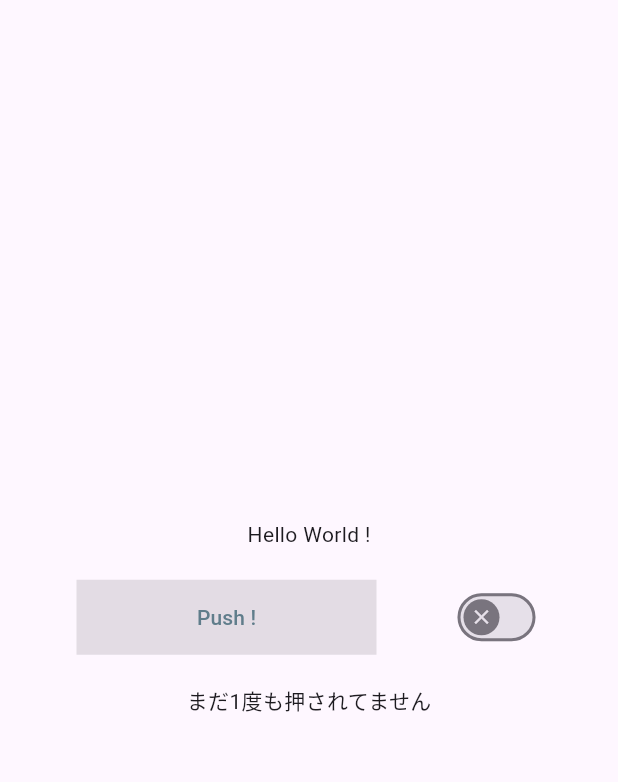
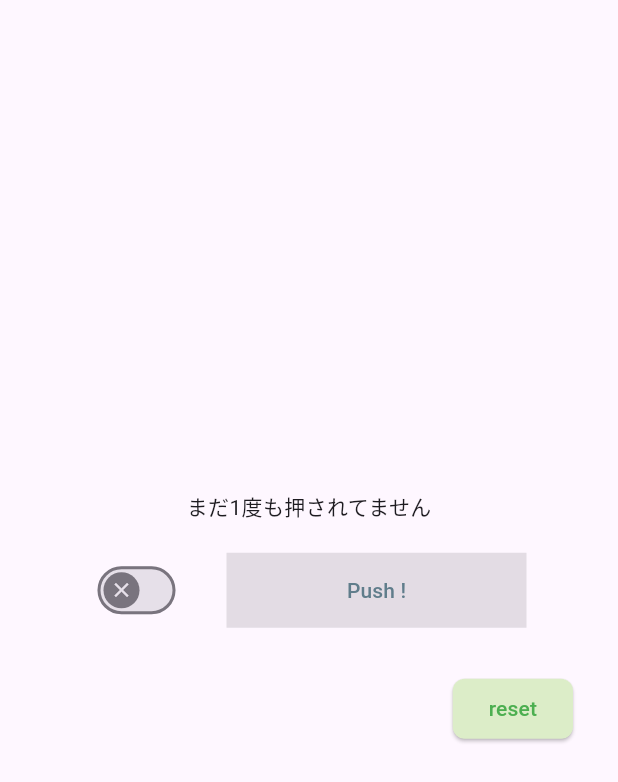
Before and after one commit to PLE-Eguchi/06_flutter, a Flutter app: the screen it shows after launch, on a phone screen of 412 x 824 dp. Shown: the top 782 px of the screen. Run offline on Flutter 3.47's test engine with Material 3 defaults, Android fonts, the phone set to English and light mode, and no system bars.

Commit message:
resetボタン追加/位置調整

```diff
--- a/p006/lib/main.dart
+++ b/p006/lib/main.dart
@@ -28,6 +28,7 @@ class MyDisp extends StatefulWidget {
   State<MyDisp> createState() => _MyDispState();
 }
 
+// メインの表示内容設定
 class _MyDispState extends State<MyDisp> {
   String testStatement = 'まだ1度も押されてません';
   int pressedCnt = 0;
@@ -35,25 +36,12 @@ class _MyDispState extends State<MyDisp> {
 
   @override
   Widget build(BuildContext context) {
-    return Column(
-      mainAxisAlignment: MainAxisAlignment.center,
-      children: [
-        const Text('Hello World !'),
+    return Column(mainAxisAlignment: MainAxisAlignment.center, children: [
+      Text(testStatement),
       const SizedBox(height: 20),
       Row(
         mainAxisAlignment: MainAxisAlignment.center,
         children: [
-            MyButton(
-              onPressed: !setOn
-                  ? null
-                  : () {
-                      setState(() {
-                        pressedCnt++;
-                        testStatement = "$pressedCnt 回押されました";
-                      });
-                    },
-            ),
-            const SizedBox(width: 50),
           MySwitch(
             switchValue: setOn,
             onChanged: (bool newValue) {
@@ -61,25 +49,55 @@ class _MyDispState extends State<MyDisp> {
                 setOn = newValue;
               });
             },
-            )
+          ),
+          const SizedBox(width: 30),
+          MyButton(
+            isEnable: setOn,
+            onPressed: () {
+              setState(() {
+                pressedCnt++;
+                testStatement = "$pressedCnt 回押されました";
+              });
+            },
+          ),
         ],
       ),
-        const SizedBox(height: 20),
-        Text(testStatement),
-      ],
-    );
+      const SizedBox(height: 30),
+      Align(
+          alignment: Alignment.centerRight,
+          child: Padding(
+              padding: const EdgeInsets.only(right: 30),
+              child: ElevatedButton(
+                onPressed: () {
+                  pressedCnt = 0;
+                  setState(() {
+                    testStatement = "カウンタをリセットしました";
+                  });
+                },
+                style: ElevatedButton.styleFrom(
+                  backgroundColor: Colors.lightGreen[100], // 背景色
+                  foregroundColor: Colors.green, // 文字色
+                  shape: RoundedRectangleBorder(
+                    borderRadius: BorderRadius.circular(8), // 角丸
+                  ),
+                ),
+                child: const Text('reset'),
+              )))
+    ]);
   }
 }
 
+// コマンドボタンのクラス定義
 class MyButton extends StatelessWidget {
-  final VoidCallback? onPressed;
+  final bool isEnable;
+  final VoidCallback onPressed;
 
-  const MyButton({super.key, required this.onPressed});
+  const MyButton({super.key, required this.isEnable, required this.onPressed});
 
   @override
   Widget build(BuildContext context) {
     return ElevatedButton(
-        onPressed: onPressed,
+        onPressed: isEnable ? onPressed : null,
         style: ElevatedButton.styleFrom(
             fixedSize: const Size(200, 50),
             shape:
@@ -91,7 +109,7 @@ class MyButton extends StatelessWidget {
   }
 }
 
-// 1. Switchを使うためにStatefulWidgetを作成
+// スイッチボタンのクラス定義
 class MySwitch extends StatelessWidget {
   final bool switchValue;
   final ValueChanged<bool> onChanged;
```
Lines whose indentation alone changed are shown as unchanged.
